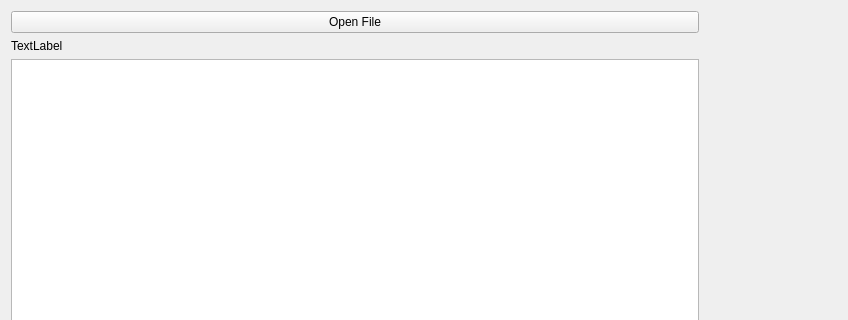
This is src/pcot/assets/ui/inputs/inputparc.ui in AU-ExoMars/PCOT as Qt 5 draws it before an edit; both pictures show x 0 to 848 and y 0 to 320 of the 983 by 735 pixel window. The edited form follows.
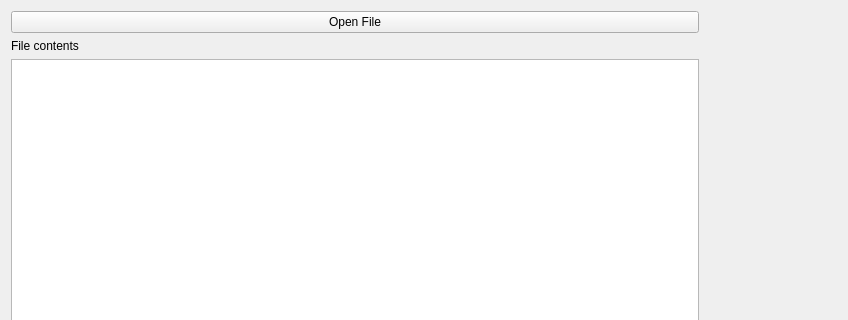
This is the edited form. Custom widgets are drawn as their Qt base class.

The edit to the form file:
```diff
--- a/src/pcot/assets/ui/inputs/inputparc.ui
+++ b/src/pcot/assets/ui/inputs/inputparc.ui
@@ -49,7 +49,7 @@
        <item>
         <widget class="QLabel" name="fileLabel">
          <property name="text">
-          <string>TextLabel</string>
+          <string>File contents</string>
          </property>
         </widget>
        </item>
```
Left out of the diff: 6 changed lines with no effect on the pictures.
